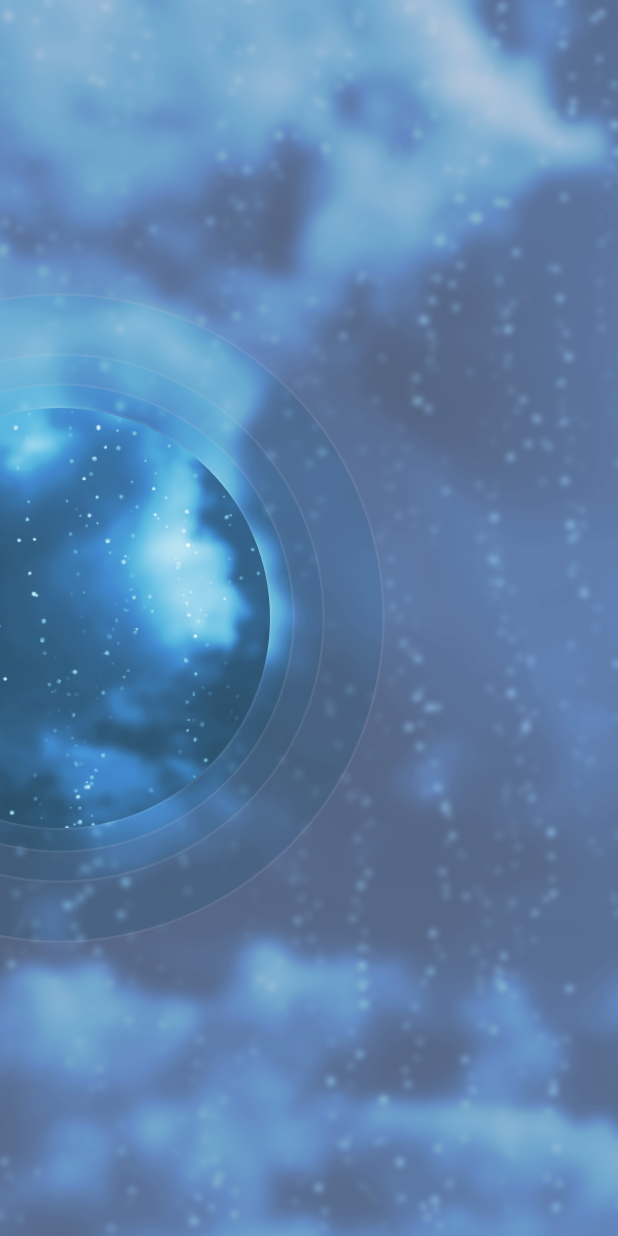
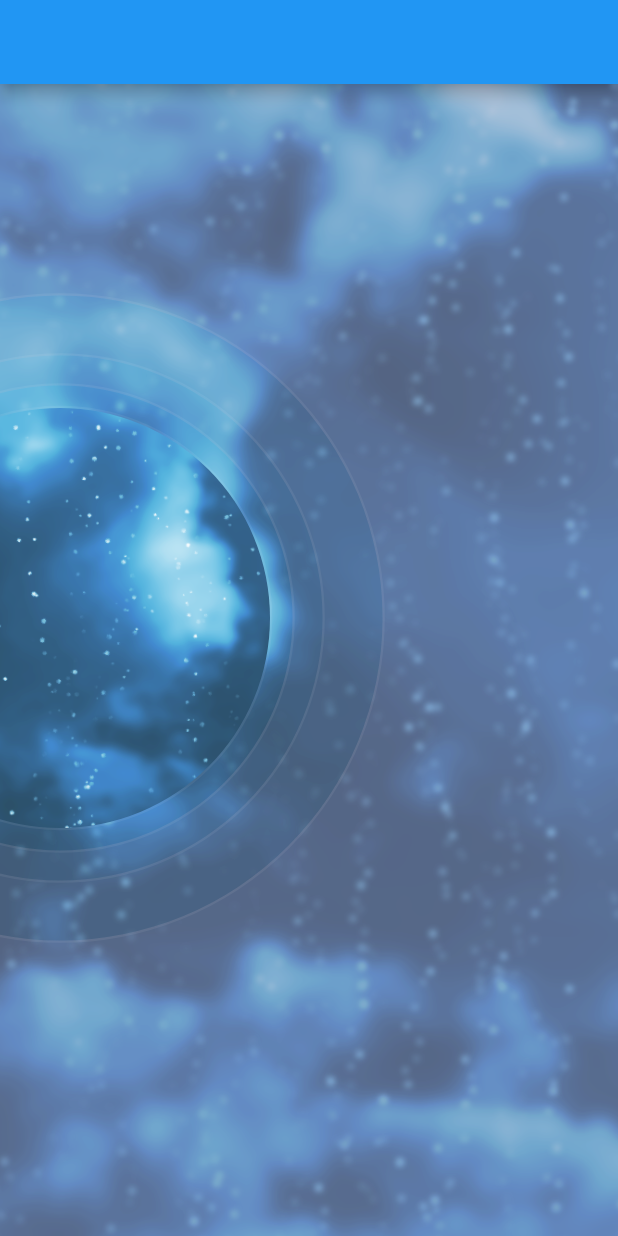
Before and after one commit to yidinghe/flutter_weather, a Flutter app: the screen it shows after launch, on a phone screen of 412 x 824 dp. Run offline on Flutter 3.47's test engine with Material 2 defaults, Android fonts, the phone set to English and light mode, and no system bars.

Commit message:
Added appbar.

```diff
--- a/lib/main.dart
+++ b/lib/main.dart
@@ -33,6 +33,12 @@ class _MyHomePageState extends State<MyHomePage> {
       body: Stack(
         children: <Widget>[
           BackgroundWithRings(),
+          Positioned(
+            top: 0.0,
+            left: 0.0,
+            right: 0.0,
+            child: AppBar(),
+          ),
         ],
       ),
     );
```
